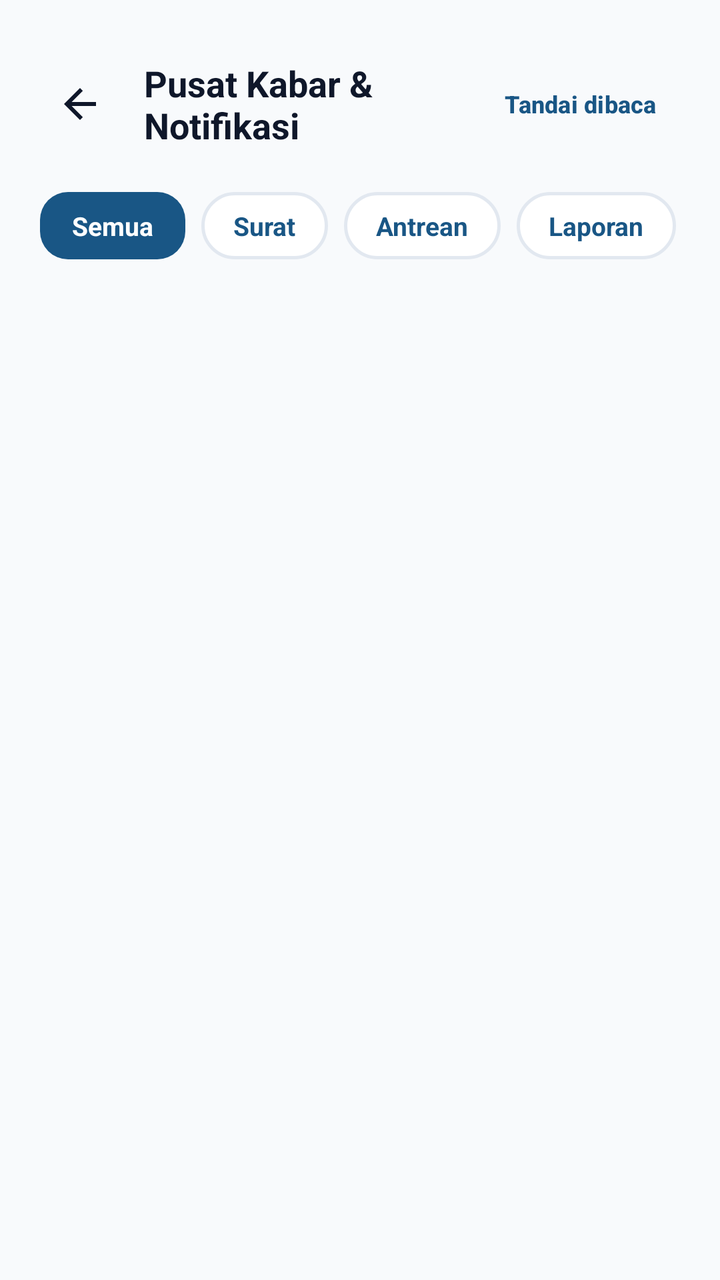
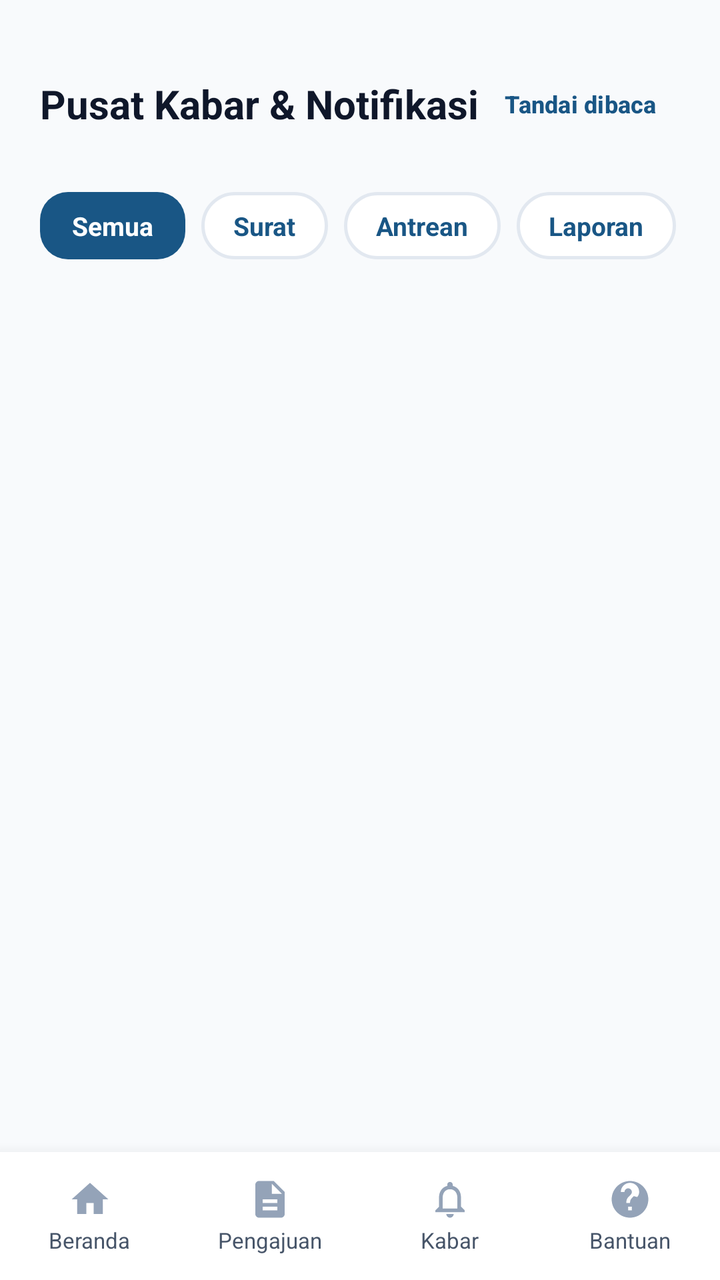

Two renders of the same Android screen: before a commit and after it. Below are the layout's source before the change and the commit's diff.
<!-- AndroidManifest.xml: application theme Theme.SIPANTAS -->
<!-- res/layout/activity_notification.xml -->
<?xml version="1.0" encoding="utf-8"?>
<androidx.constraintlayout.widget.ConstraintLayout xmlns:android="http://schemas.android.com/apk/res/android"
    xmlns:app="http://schemas.android.com/apk/res-auto"
    xmlns:tools="http://schemas.android.com/tools"
    android:id="@+id/notification_root"
    android:layout_width="match_parent"
    android:layout_height="match_parent"
    android:background="@color/bg_page">

    
    <LinearLayout
        android:id="@+id/header_bar"
        android:layout_width="match_parent"
        android:layout_height="wrap_content"
        android:gravity="center_vertical"
        android:orientation="horizontal"
        android:paddingHorizontal="20dp"
        android:paddingTop="28dp"
        android:paddingBottom="12dp"
        app:layout_constraintTop_toTopOf="parent">

        <ImageView
            android:id="@+id/btn_back"
            android:layout_width="40dp"
            android:layout_height="40dp"
            android:background="?attr/selectableItemBackgroundBorderless"
            android:contentDescription="Kembali"
            android:padding="8dp"
            android:src="@drawable/ic_arrow_back" />

        <TextView
            android:layout_width="0dp"
            android:layout_height="wrap_content"
            android:layout_marginStart="12dp"
            android:layout_weight="1"
            android:text="Pusat Kabar &amp; Notifikasi"
            android:textColor="@color/text_primary"
            android:textSize="18sp"
            android:textStyle="bold" />

        <com.google.android.material.button.MaterialButton
            android:id="@+id/btn_mark_all_read"
            style="@style/Widget.SIPANTAS.Button.Text"
            android:layout_width="wrap_content"
            android:layout_height="wrap_content"
            android:text="Tandai dibaca"
            android:textColor="@color/brand_primary"
            android:textSize="12sp"
            android:textStyle="bold" />
    </LinearLayout>

    
    <HorizontalScrollView
        android:id="@+id/scroll_filters"
        android:layout_width="match_parent"
        android:layout_height="wrap_content"
        android:clipToPadding="false"
        android:paddingHorizontal="20dp"
        android:paddingVertical="8dp"
        android:scrollbars="none"
        app:layout_constraintTop_toBottomOf="@id/header_bar">

        <LinearLayout
            android:layout_width="wrap_content"
            android:layout_height="wrap_content"
            android:orientation="horizontal">

            <TextView
                android:id="@+id/filter_all"
                android:layout_width="wrap_content"
                android:layout_height="wrap_content"
                android:background="@drawable/bg_primary_button"
                android:clickable="true"
                android:focusable="true"
                android:paddingHorizontal="16dp"
                android:paddingVertical="8dp"
                android:text="Semua"
                android:textColor="@color/white"
                android:textSize="13sp"
                android:textStyle="bold" />

            <TextView
                android:id="@+id/filter_surat"
                android:layout_width="wrap_content"
                android:layout_height="wrap_content"
                android:layout_marginStart="8dp"
                android:background="@drawable/bg_role_card"
                android:clickable="true"
                android:focusable="true"
                android:paddingHorizontal="16dp"
                android:paddingVertical="8dp"
                android:text="Surat"
                android:textColor="@color/brand_primary"
                android:textSize="13sp"
                android:textStyle="bold" />

            <TextView
                android:id="@+id/filter_antrean"
                android:layout_width="wrap_content"
                android:layout_height="wrap_content"
                android:layout_marginStart="8dp"
                android:background="@drawable/bg_role_card"
                android:clickable="true"
                android:focusable="true"
                android:paddingHorizontal="16dp"
                android:paddingVertical="8dp"
                android:text="Antrean"
                android:textColor="@color/brand_primary"
                android:textSize="13sp"
                android:textStyle="bold" />

            <TextView
                android:id="@+id/filter_laporan"
                android:layout_width="wrap_content"
                android:layout_height="wrap_content"
                android:layout_marginStart="8dp"
                android:background="@drawable/bg_role_card"
                android:clickable="true"
                android:focusable="true"
                android:paddingHorizontal="16dp"
                android:paddingVertical="8dp"
                android:text="Laporan"
                android:textColor="@color/brand_primary"
                android:textSize="13sp"
                android:textStyle="bold" />
        </LinearLayout>
    </HorizontalScrollView>

    
    <FrameLayout
        android:layout_width="match_parent"
        android:layout_height="0dp"
        app:layout_constraintBottom_toBottomOf="parent"
        app:layout_constraintTop_toBottomOf="@id/scroll_filters">

        <androidx.recyclerview.widget.RecyclerView
            android:id="@+id/rv_notifications"
            android:layout_width="match_parent"
            android:layout_height="match_parent"
            android:clipToPadding="false"
            android:paddingHorizontal="20dp"
            android:paddingTop="12dp"
            android:paddingBottom="24dp" />

        
        <LinearLayout
            android:id="@+id/container_empty_notif"
            android:layout_width="match_parent"
            android:layout_height="match_parent"
            android:gravity="center"
            android:orientation="vertical"
            android:padding="32dp"
            android:visibility="gone">

            <ImageView
                android:layout_width="64dp"
                android:layout_height="64dp"
                android:background="@drawable/bg_role_chip"
                android:padding="16dp"
                android:src="@drawable/ic_notifications"
                app:tint="@color/brand_primary" />

            <TextView
                android:layout_width="wrap_content"
                android:layout_height="wrap_content"
                android:layout_marginTop="16dp"
                android:text="Belum Ada Notifikasi"
                android:textColor="@color/text_primary"
                android:textSize="16sp"
                android:textStyle="bold" />

            <TextView
                android:layout_width="wrap_content"
                android:layout_height="wrap_content"
                android:layout_marginTop="4dp"
                android:gravity="center"
                android:text="Pemberitahuan status surat, jadwal antrean, dan kabar wilayah akan muncul di sini."
                android:textColor="@color/text_secondary"
                android:textSize="13sp" />
        </LinearLayout>
    </FrameLayout>

</androidx.constraintlayout.widget.ConstraintLayout>
<!-- resources referenced by this layout -->
<resources>
  <color name="bg_page">#F8FAFC</color>
  <color name="brand_primary">#195685</color>
  <color name="text_primary">#0F172A</color>
  <color name="text_secondary">#475569</color>
  <color name="white">#FFFFFFFF</color>
  <!-- drawable bg_primary_button (drawable) -->
  <?xml version="1.0" encoding="utf-8"?>
  <ripple xmlns:android="http://schemas.android.com/apk/res/android"
      android:color="#33FFFFFF">
      <item>
          <shape android:shape="rectangle">
              <solid android:color="@color/brand_primary" />
              <corners android:radius="14dp" />
          </shape>
      </item>
  </ripple>
  <!-- drawable bg_role_card (drawable) -->
  <?xml version="1.0" encoding="utf-8"?>
  <ripple xmlns:android="http://schemas.android.com/apk/res/android"
      android:color="#1A195685">
      <item>
          <shape android:shape="rectangle">
              <solid android:color="@color/card_bg" />
              <corners android:radius="16dp" />
              <stroke
                  android:width="1.5dp"
                  android:color="@color/card_border" />
          </shape>
      </item>
  </ripple>
  <!-- drawable bg_role_chip (drawable) -->
  <?xml version="1.0" encoding="utf-8"?>
  <shape xmlns:android="http://schemas.android.com/apk/res/android"
      android:shape="rectangle">
      <solid android:color="@color/brand_primary_light" />
      <corners android:radius="24dp" />
      <stroke
          android:width="1dp"
          android:color="#B9E0F7" />
  </shape>
  <!-- drawable ic_arrow_back (drawable) -->
  <vector xmlns:android="http://schemas.android.com/apk/res/android"
      android:width="24dp"
      android:height="24dp"
      android:viewportWidth="24"
      android:viewportHeight="24">
    <path
        android:fillColor="@color/text_primary"
        android:pathData="M20,11H7.83l5.59,-5.59L12,4l-8,8 8,8 1.41,-1.41L7.83,13H20v-2z"/>
  </vector>
  <!-- drawable ic_notifications (drawable) -->
  <vector xmlns:android="http://schemas.android.com/apk/res/android"
      android:width="24dp"
      android:height="24dp"
      android:viewportWidth="24"
      android:viewportHeight="24">
    <path
        android:fillColor="@color/text_muted"
        android:pathData="M12,22c1.1,0 2,-0.9 2,-2h-4c0,1.1 0.9,2 2,2zm6,-6v-5c0,-3.07 -1.63,-5.64 -4.5,-6.32V4c0,-0.83 -0.67,-1.5 -1.5,-1.5s-1.5,0.67 -1.5,1.5v0.68C7.64,5.36 6,7.92 6,11v5l-2,2v1h16v-1l-2,-2zm-2,1H8v-6c0,-2.48 1.51,-4.5 4,-4.5s4,2.02 4,4.5v6z"/>
  </vector>
  <style name="Widget.SIPANTAS.Button.Text" parent="Widget.Material3.Button.TextButton">
          <item name="android:textColor">@color/brand_primary</item>
          <item name="rippleColor">@color/brand_primary_light</item>
      </style>
  <style name="Theme.SIPANTAS" parent="Base.Theme.SIPANTAS" />
  <color name="card_bg">#FFFFFFFF</color>
  <color name="card_border">#E2E8F0</color>
  <color name="brand_primary_light">#EBF5FB</color>
  <color name="text_muted">#94A3B8</color>
  <!-- unchanged entries left out for length: 1 -->
</resources>

<!-- the commit's change to res/layout/activity_notification.xml (unified diff, before → after) -->
@@ -19,23 +19,13 @@
         android:paddingBottom="12dp"
         app:layout_constraintTop_toTopOf="parent">
 
-        <ImageView
-            android:id="@+id/btn_back"
-            android:layout_width="40dp"
-            android:layout_height="40dp"
-            android:background="?attr/selectableItemBackgroundBorderless"
-            android:contentDescription="Kembali"
-            android:padding="8dp"
-            android:src="@drawable/ic_arrow_back" />
-
         <TextView
             android:layout_width="0dp"
             android:layout_height="wrap_content"
-            android:layout_marginStart="12dp"
             android:layout_weight="1"
             android:text="Pusat Kabar &amp; Notifikasi"
             android:textColor="@color/text_primary"
-            android:textSize="18sp"
+            android:textSize="20sp"
             android:textStyle="bold" />
 
         <com.google.android.material.button.MaterialButton
@@ -130,7 +120,7 @@
     <FrameLayout
         android:layout_width="match_parent"
         android:layout_height="0dp"
-        app:layout_constraintBottom_toBottomOf="parent"
+        app:layout_constraintBottom_toTopOf="@id/bottom_nav_bar"
         app:layout_constraintTop_toBottomOf="@id/scroll_filters">
 
         <androidx.recyclerview.widget.RecyclerView
@@ -180,4 +170,137 @@
         </LinearLayout>
     </FrameLayout>
 
+    
+    <include
+        android:id="@+id/bottom_nav_bar"
+        layout="@layout/layout_bottom_nav"
+        android:layout_width="match_parent"
+        android:layout_height="64dp"
+        app:layout_constraintBottom_toBottomOf="parent" />
+
 </androidx.constraintlayout.widget.ConstraintLayout>
+<!-- res/layout/layout_bottom_nav.xml (included above) -->
+<?xml version="1.0" encoding="utf-8"?>
+<LinearLayout xmlns:android="http://schemas.android.com/apk/res/android"
+    xmlns:app="http://schemas.android.com/apk/res-auto"
+    android:id="@+id/bottom_nav_bar"
+    android:layout_width="match_parent"
+    android:layout_height="64dp"
+    android:background="@color/card_bg"
+    android:elevation="12dp"
+    android:gravity="center_vertical"
+    android:orientation="horizontal">
+
+    
+    <LinearLayout
+        android:id="@+id/nav_beranda"
+        android:layout_width="0dp"
+        android:layout_height="match_parent"
+        android:layout_weight="1"
+        android:clickable="true"
+        android:focusable="true"
+        android:gravity="center"
+        android:orientation="vertical">
+
+        <ImageView
+            android:id="@+id/iv_nav_beranda"
+            android:layout_width="22dp"
+            android:layout_height="22dp"
+            android:src="@drawable/ic_home"
+            app:tint="@color/text_muted" />
+
+        <TextView
+            android:id="@+id/tv_nav_beranda"
+            android:layout_width="wrap_content"
+            android:layout_height="wrap_content"
+            android:layout_marginTop="2dp"
+            android:text="Beranda"
+            android:textColor="@color/text_secondary"
+            android:textSize="11sp" />
+    </LinearLayout>
+
+    
+    <LinearLayout
+        android:id="@+id/nav_pengajuan"
+        android:layout_width="0dp"
+        android:layout_height="match_parent"
+        android:layout_weight="1"
+        android:clickable="true"
+        android:focusable="true"
+        android:gravity="center"
+        android:orientation="vertical">
+
+        <ImageView
+            android:id="@+id/iv_nav_pengajuan"
+            android:layout_width="22dp"
+            android:layout_height="22dp"
+            android:src="@drawable/ic_document"
+            app:tint="@color/text_muted" />
+
+        <TextView
+            android:id="@+id/tv_nav_pengajuan"
+            android:layout_width="wrap_content"
+            android:layout_height="wrap_content"
+            android:layout_marginTop="2dp"
+            android:text="Pengajuan"
+            android:textColor="@color/text_secondary"
+            android:textSize="11sp" />
+    </LinearLayout>
+
+    
+    <LinearLayout
+        android:id="@+id/nav_kabar"
+        android:layout_width="0dp"
+        android:layout_height="match_parent"
+        android:layout_weight="1"
+        android:clickable="true"
+        android:focusable="true"
+        android:gravity="center"
+        android:orientation="vertical">
+
+        <ImageView
+            android:id="@+id/iv_nav_kabar"
+            android:layout_width="22dp"
+            android:layout_height="22dp"
+            android:src="@drawable/ic_notifications"
+            app:tint="@color/text_muted" />
+
+        <TextView
+            android:id="@+id/tv_nav_kabar"
+            android:layout_width="wrap_content"
+            android:layout_height="wrap_content"
+            android:layout_marginTop="2dp"
+            android:text="Kabar"
+            android:textColor="@color/text_secondary"
+            android:textSize="11sp" />
+    </LinearLayout>
+
+    
+    <LinearLayout
+        android:id="@+id/nav_bantuan"
+        android:layout_width="0dp"
+        android:layout_height="match_parent"
+        android:layout_weight="1"
+        android:clickable="true"
+        android:focusable="true"
+        android:gravity="center"
+        android:orientation="vertical">
+
+        <ImageView
+            android:id="@+id/iv_nav_bantuan"
+            android:layout_width="22dp"
+            android:layout_height="22dp"
+            android:src="@drawable/ic_help_support"
+            app:tint="@color/text_muted" />
+
+        <TextView
+            android:id="@+id/tv_nav_bantuan"
+            android:layout_width="wrap_content"
+            android:layout_height="wrap_content"
+            android:layout_marginTop="2dp"
+            android:text="Bantuan"
+            android:textColor="@color/text_secondary"
+            android:textSize="11sp" />
+    </LinearLayout>
+
+</LinearLayout>
<!-- resource entries referenced after the edit -->
@@ -40,15 +40,35 @@
           android:width="1dp"
           android:color="#B9E0F7" />
   </shape>
-  <!-- drawable ic_arrow_back (drawable) -->
+  <!-- drawable ic_document (drawable) -->
   <vector xmlns:android="http://schemas.android.com/apk/res/android"
       android:width="24dp"
       android:height="24dp"
       android:viewportWidth="24"
       android:viewportHeight="24">
     <path
-        android:fillColor="@color/text_primary"
-        android:pathData="M20,11H7.83l5.59,-5.59L12,4l-8,8 8,8 1.41,-1.41L7.83,13H20v-2z"/>
+        android:fillColor="@color/brand_primary"
+        android:pathData="M14,2H6c-1.1,0 -1.99,0.9 -1.99,2L4,20c0,1.1 0.89,2 1.99,2H18c1.1,0 2,-0.9 2,-2V8l-6,-6zM16,18H8v-2h8v2zm0,-4H8v-2h8v2zm-3,-5V3.5L18.5,9H13z"/>
+  </vector>
+  <!-- drawable ic_help_support (drawable) -->
+  <vector xmlns:android="http://schemas.android.com/apk/res/android"
+      android:width="24dp"
+      android:height="24dp"
+      android:viewportWidth="24"
+      android:viewportHeight="24">
+    <path
+        android:fillColor="@color/brand_accent"
+        android:pathData="M12,2C6.48,2 2,6.48 2,12s4.48,10 10,10 10,-4.48 10,-10S17.52,2 12,2zm1,16h-2v-2h2v2zm1.07,-7.75l-0.9,0.92C12.45,11.9 12,12.5 12,14h-2v-0.5c0,-1.1 0.45,-2.1 1.17,-2.83l1.24,-1.26c0.37,-0.36 0.59,-0.86 0.59,-1.41 0,-1.1 -0.9,-2 -2,-2s-2,0.9 -2,2H7c0,-2.76 2.24,-5 5,-5s5,2.24 5,5c0,1.04 -0.42,1.99 -1.07,2.75z"/>
+  </vector>
+  <!-- drawable ic_home (drawable) -->
+  <vector xmlns:android="http://schemas.android.com/apk/res/android"
+      android:width="24dp"
+      android:height="24dp"
+      android:viewportWidth="24"
+      android:viewportHeight="24">
+    <path
+        android:fillColor="@color/brand_primary"
+        android:pathData="M10,20v-6h4v6h5v-8h3L12,3 2,12h3v8z"/>
   </vector>
   <!-- drawable ic_notifications (drawable) -->
   <vector xmlns:android="http://schemas.android.com/apk/res/android"
@@ -68,6 +88,7 @@
   <color name="card_bg">#FFFFFFFF</color>
   <color name="card_border">#E2E8F0</color>
   <color name="brand_primary_light">#EBF5FB</color>
+  <color name="brand_accent">#48A27A</color>
   <color name="text_muted">#94A3B8</color>
   <!-- unchanged entries left out for length: 1 -->
 </resources>
